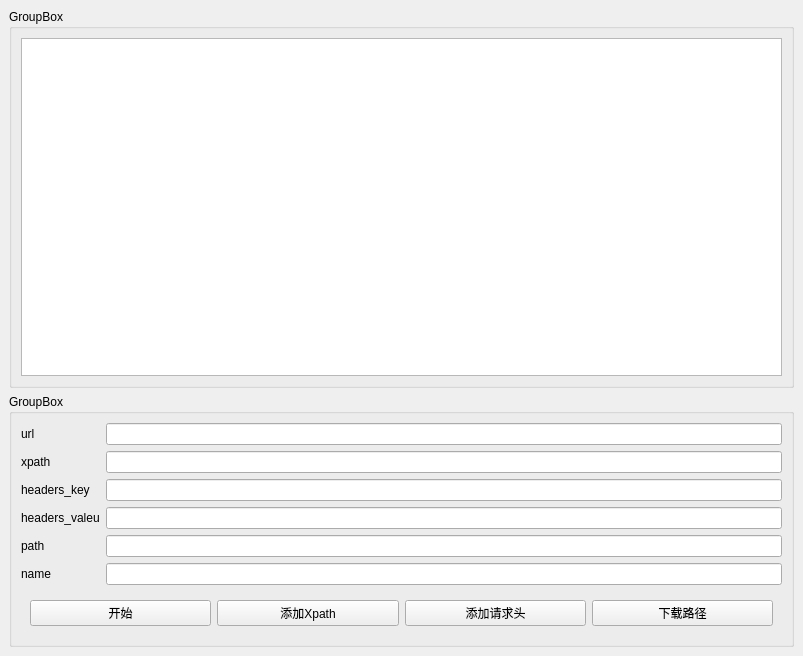
The window that main.ui (macoding1994/pyqt5_crawler) describes before a commit, drawn with Qt 5.
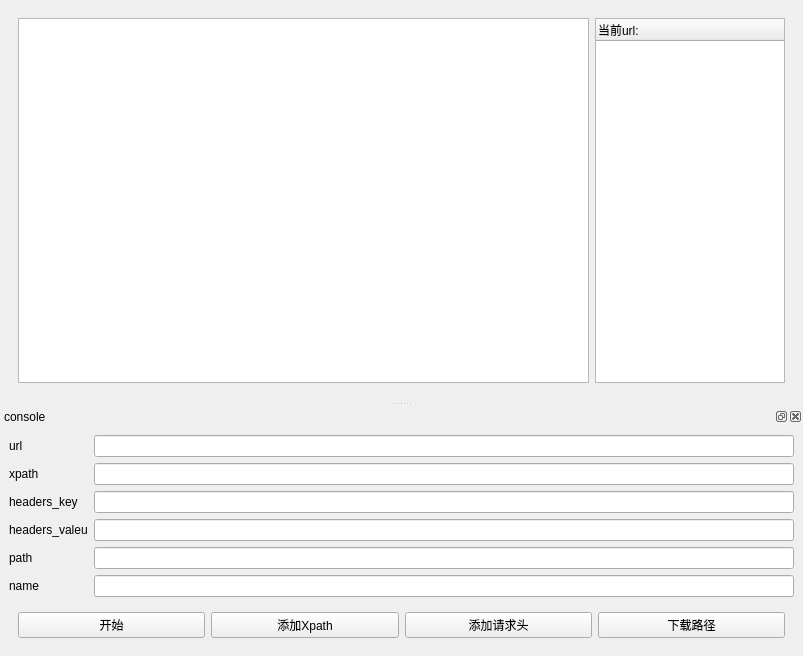
The same window after the commit.

Commit message: 线程池爬虫--dock widget

```diff
--- a/main.ui
+++ b/main.ui
@@ -17,33 +17,44 @@
    <layout class="QGridLayout" name="gridLayout_4">
     <item row="0" column="0">
      <widget class="QGroupBox" name="groupBox_2">
+      <property name="styleSheet">
+       <string notr="true">QGroupBox{border:none}</string>
+      </property>
       <property name="title">
-       <string>GroupBox</string>
+       <string/>
       </property>
-      <layout class="QGridLayout" name="gridLayout">
+      <layout class="QGridLayout" name="gridLayout" columnstretch="9,3">
        <item row="0" column="0">
         <widget class="QTextBrowser" name="textBrowser"/>
        </item>
+       <item row="0" column="1">
+        <widget class="QTreeWidget" name="treeWidget">
+         <column>
+          <property name="text">
+           <string>当前url:</string>
+          </property>
+         </column>
+        </widget>
+       </item>
       </layout>
      </widget>
     </item>
-    <item row="1" column="0">
-     <widget class="QGroupBox" name="groupBox">
-      <property name="minimumSize">
-       <size>
-        <width>0</width>
-        <height>0</height>
-       </size>
-      </property>
-      <property name="maximumSize">
-       <size>
-        <width>16777215</width>
-        <height>16777215</height>
-       </size>
-      </property>
-      <property name="title">
-       <string>GroupBox</string>
-      </property>
+   </layout>
+  </widget>
+  <widget class="QDockWidget" name="dockWidget">
+   <property name="contextMenuPolicy">
+    <enum>Qt::DefaultContextMenu</enum>
+   </property>
+   <property name="layoutDirection">
+    <enum>Qt::LeftToRight</enum>
+   </property>
+   <property name="windowTitle">
+    <string>console</string>
+   </property>
+   <attribute name="dockWidgetArea">
+    <number>8</number>
+   </attribute>
+   <widget class="QWidget" name="dockWidgetContents">
       <layout class="QGridLayout" name="gridLayout_3">
        <item row="0" column="0">
         <widget class="QLabel" name="label">
@@ -163,8 +174,6 @@
        </item>
       </layout>
      </widget>
-    </item>
-   </layout>
   </widget>
  </widget>
  <resources/>
```
Lines whose indentation alone changed are shown as unchanged. The commit also changes 1 other file.
